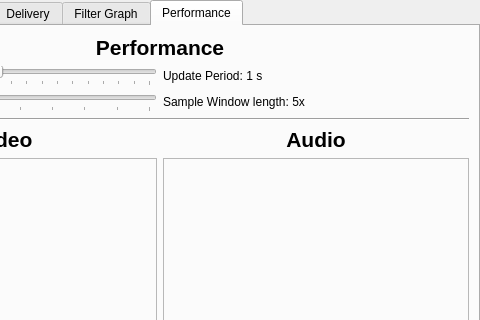
Above: ui/statisticswindow.ui from ultravideo/uvgComm before the change; both pictures show x 160 to 640 and y 0 to 320 of the 640 by 800 pixel window. Below: the same form after it.
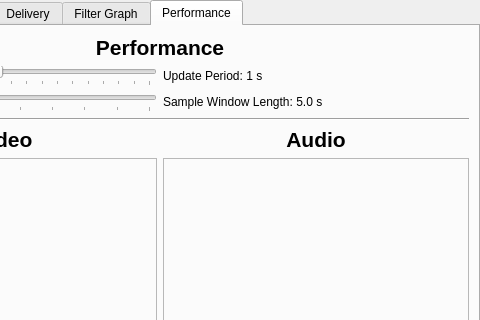
That is the form after the change. The open tabs and pages were chosen to show the change. Custom widgets are drawn as their Qt base class.

Commit message: feature(GUI): Show time instead of multiplier for sample window.

Diff of the .ui file:
```diff
--- a/ui/statisticswindow.ui
+++ b/ui/statisticswindow.ui
@@ -679,7 +679,7 @@
           </sizepolicy>
          </property>
          <property name="text">
-          <string>Sample Window length: 5x</string>
+          <string>Sample Window Length: 5.0 s</string>
          </property>
         </widget>
        </item>
```
Left out of the diff: 4 changed lines with no effect on the pictures. The commit also changes 2 other files.
